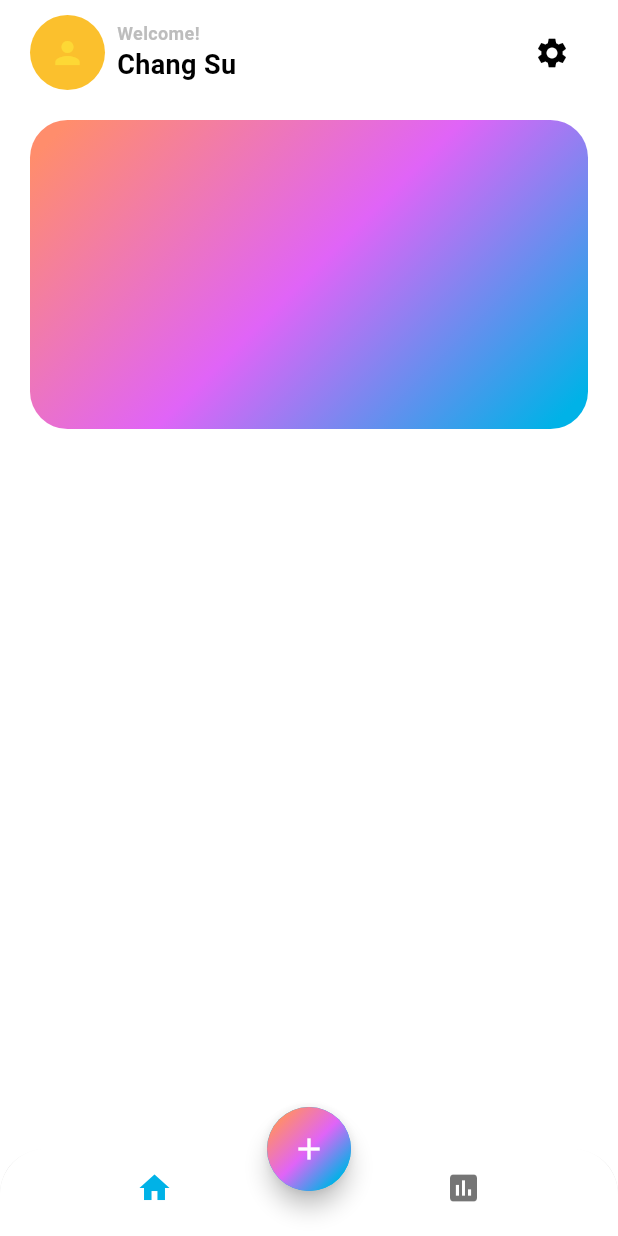
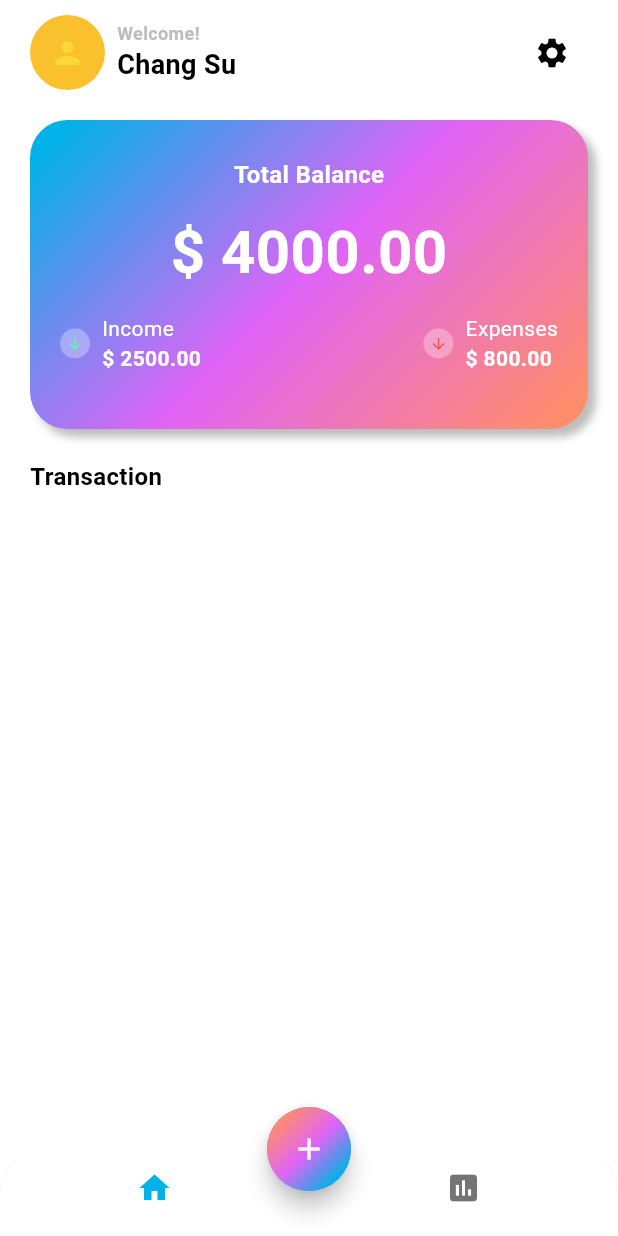
Before and after one commit to scs0209/expense-tracker, a Flutter app: the screen it shows after launch, on a phone screen of 412 x 824 dp. Run offline on Flutter 3.47's test engine with Material 3 defaults, Android fonts, the phone set to English and light mode, and no system bars.

Commit message:
styel: 카드에 잔액 표시 및 거래 요약 추가
- 카드 스타일에 총 잔액 표시 및 수입 및 지출 내역을 추가
- 카드에 그림자 스타일

```diff
--- a/lib/screens/home/views/main_screen.dart
+++ b/lib/screens/home/views/main_screen.dart
@@ -78,14 +78,153 @@ class MainScreen extends StatelessWidget {
               decoration: BoxDecoration(
                 gradient: LinearGradient(
                   colors: [
+                    Theme.of(context).colorScheme.primary,
+                    Theme.of(context).colorScheme.secondary,
                     Theme.of(context).colorScheme.tertiary,
-                    Theme.of(context).colorScheme.secondary,
-                    Theme.of(context).colorScheme.primary,
                   ],
                   transform: const GradientRotation(pi / 4),
                 ),
                 borderRadius: BorderRadius.circular(25),
+                boxShadow: [
+                  BoxShadow(
+                    blurRadius: 4,
+                    color: Colors.grey.shade400,
+                    offset: const Offset(5, 5),
+                  )
+                ],
               ),
+              child: Column(
+                mainAxisAlignment: MainAxisAlignment.center,
+                children: [
+                  const Text(
+                    'Total Balance',
+                    style: TextStyle(
+                        fontSize: 16,
+                        color: Colors.white,
+                        fontWeight: FontWeight.w600),
+                  ),
+                  const SizedBox(
+                    height: 12,
+                  ),
+                  const Text(
+                    '\$ 4000.00',
+                    style: TextStyle(
+                        fontSize: 40,
+                        color: Colors.white,
+                        fontWeight: FontWeight.w600),
+                  ),
+                  Padding(
+                    padding: const EdgeInsets.symmetric(
+                        vertical: 12, horizontal: 20),
+                    child: Row(
+                      mainAxisAlignment: MainAxisAlignment.spaceBetween,
+                      children: [
+                        Row(
+                          children: [
+                            Container(
+                              width: 20,
+                              height: 20,
+                              decoration: BoxDecoration(
+                                color: Colors.white30,
+                                shape: BoxShape.circle,
+                              ),
+                              child: const Center(
+                                child: Icon(
+                                  Icons.arrow_downward,
+                                  size: 12,
+                                  color: Colors.greenAccent,
+                                ),
+                              ),
+                            ),
+                            const SizedBox(
+                              width: 8,
+                            ),
+                            const Column(
+                              crossAxisAlignment: CrossAxisAlignment.start,
+                              children: [
+                                Text(
+                                  'Income',
+                                  style: TextStyle(
+                                    fontSize: 14,
+                                    color: Colors.white,
+                                    fontWeight: FontWeight.w400,
+                                  ),
+                                ),
+                                Text(
+                                  '\$ 2500.00',
+                                  style: TextStyle(
+                                    fontSize: 14,
+                                    color: Colors.white,
+                                    fontWeight: FontWeight.w600,
+                                  ),
+                                ),
+                              ],
+                            )
+                          ],
+                        ),
+                        Row(
+                          children: [
+                            Container(
+                              width: 20,
+                              height: 20,
+                              decoration: BoxDecoration(
+                                color: Colors.white30,
+                                shape: BoxShape.circle,
+                              ),
+                              child: const Center(
+                                child: Icon(
+                                  Icons.arrow_downward,
+                                  size: 12,
+                                  color: Colors.redAccent,
+                                ),
+                              ),
+                            ),
+                            const SizedBox(
+                              width: 8,
+                            ),
+                            const Column(
+                              crossAxisAlignment: CrossAxisAlignment.start,
+                              children: [
+                                Text(
+                                  'Expenses',
+                                  style: TextStyle(
+                                    fontSize: 14,
+                                    color: Colors.white,
+                                    fontWeight: FontWeight.w400,
+                                  ),
+                                ),
+                                Text(
+                                  '\$ 800.00',
+                                  style: TextStyle(
+                                    fontSize: 14,
+                                    color: Colors.white,
+                                    fontWeight: FontWeight.w600,
+                                  ),
+                                ),
+                              ],
+                            )
+                          ],
+                        ),
+                      ],
+                    ),
+                  ),
+                ],
+              ),
+            ),
+            const SizedBox(
+              height: 20,
+            ),
+            Row(
+              children: [
+                Text(
+                  'Transaction',
+                  style: TextStyle(
+                    fontSize: 16,
+                    color: Theme.of(context).colorScheme.onBackground,
+                    fontWeight: FontWeight.bold,
+                  ),
+                ),
+              ],
             )
           ],
         ),
```
